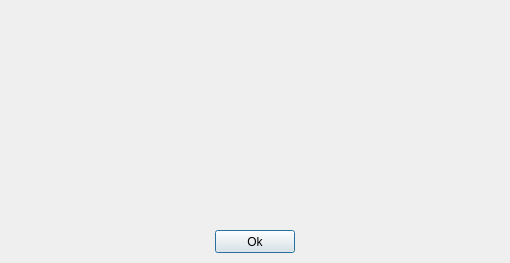
Before: the Qt Designer form Application/Logic_Gate_Simulator/Dialogs/dlg_booleanexpressions.ui in ElliotHarding/Logic-Gate-Simulator, drawn with Qt 5.
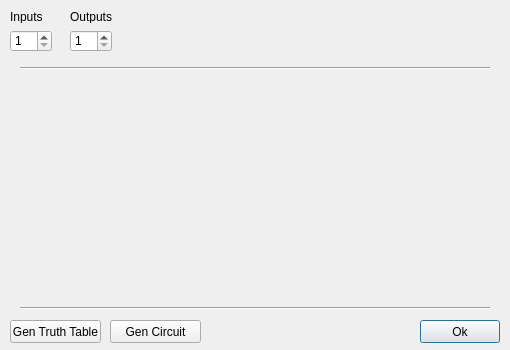
After: the same form once the commit is applied.

Patch:
```diff
--- a/Application/Logic_Gate_Simulator/Dialogs/dlg_booleanexpressions.ui
+++ b/Application/Logic_Gate_Simulator/Dialogs/dlg_booleanexpressions.ui
@@ -7,7 +7,7 @@
     <x>0</x>
     <y>0</y>
     <width>510</width>
-    <height>263</height>
+    <height>350</height>
    </rect>
   </property>
   <property name="windowTitle">
@@ -16,8 +16,8 @@
   <widget class="QPushButton" name="btn_ok">
    <property name="geometry">
     <rect>
-     <x>215</x>
-     <y>230</y>
+     <x>420</x>
+     <y>320</y>
      <width>80</width>
      <height>23</height>
     </rect>
@@ -26,6 +26,116 @@
     <string>Ok</string>
    </property>
   </widget>
+  <widget class="QSpinBox" name="spinBox_outputs">
+   <property name="geometry">
+    <rect>
+     <x>70</x>
+     <y>30</y>
+     <width>42</width>
+     <height>22</height>
+    </rect>
+   </property>
+   <property name="minimum">
+    <number>1</number>
+   </property>
+   <property name="maximum">
+    <number>5</number>
+   </property>
+  </widget>
+  <widget class="QSpinBox" name="spinBox_inputs">
+   <property name="geometry">
+    <rect>
+     <x>10</x>
+     <y>30</y>
+     <width>42</width>
+     <height>22</height>
+    </rect>
+   </property>
+   <property name="minimum">
+    <number>1</number>
+   </property>
+   <property name="maximum">
+    <number>5</number>
+   </property>
+  </widget>
+  <widget class="QLabel" name="lbl_inputs">
+   <property name="geometry">
+    <rect>
+     <x>10</x>
+     <y>10</y>
+     <width>47</width>
+     <height>13</height>
+    </rect>
+   </property>
+   <property name="text">
+    <string>Inputs</string>
+   </property>
+  </widget>
+  <widget class="QLabel" name="lbl_outputs">
+   <property name="geometry">
+    <rect>
+     <x>70</x>
+     <y>10</y>
+     <width>47</width>
+     <height>13</height>
+    </rect>
+   </property>
+   <property name="text">
+    <string>Outputs</string>
+   </property>
+  </widget>
+  <widget class="Line" name="line">
+   <property name="geometry">
+    <rect>
+     <x>20</x>
+     <y>60</y>
+     <width>470</width>
+     <height>16</height>
+    </rect>
+   </property>
+   <property name="orientation">
+    <enum>Qt::Horizontal</enum>
+   </property>
+  </widget>
+  <widget class="Line" name="line_2">
+   <property name="geometry">
+    <rect>
+     <x>20</x>
+     <y>300</y>
+     <width>470</width>
+     <height>16</height>
+    </rect>
+   </property>
+   <property name="orientation">
+    <enum>Qt::Horizontal</enum>
+   </property>
+  </widget>
+  <widget class="QPushButton" name="btn_genTruthTable">
+   <property name="geometry">
+    <rect>
+     <x>10</x>
+     <y>320</y>
+     <width>91</width>
+     <height>23</height>
+    </rect>
+   </property>
+   <property name="text">
+    <string>Gen Truth Table</string>
+   </property>
+  </widget>
+  <widget class="QPushButton" name="btn_genCircuit">
+   <property name="geometry">
+    <rect>
+     <x>110</x>
+     <y>320</y>
+     <width>91</width>
+     <height>23</height>
+    </rect>
+   </property>
+   <property name="text">
+    <string>Gen Circuit</string>
+   </property>
+  </widget>
  </widget>
  <resources/>
  <connections/>
```
